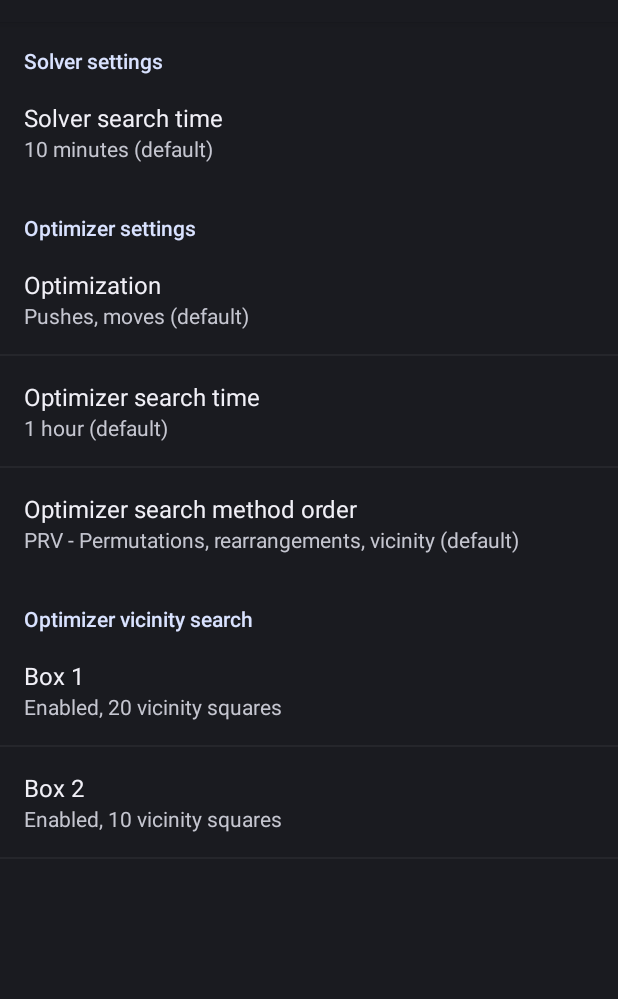
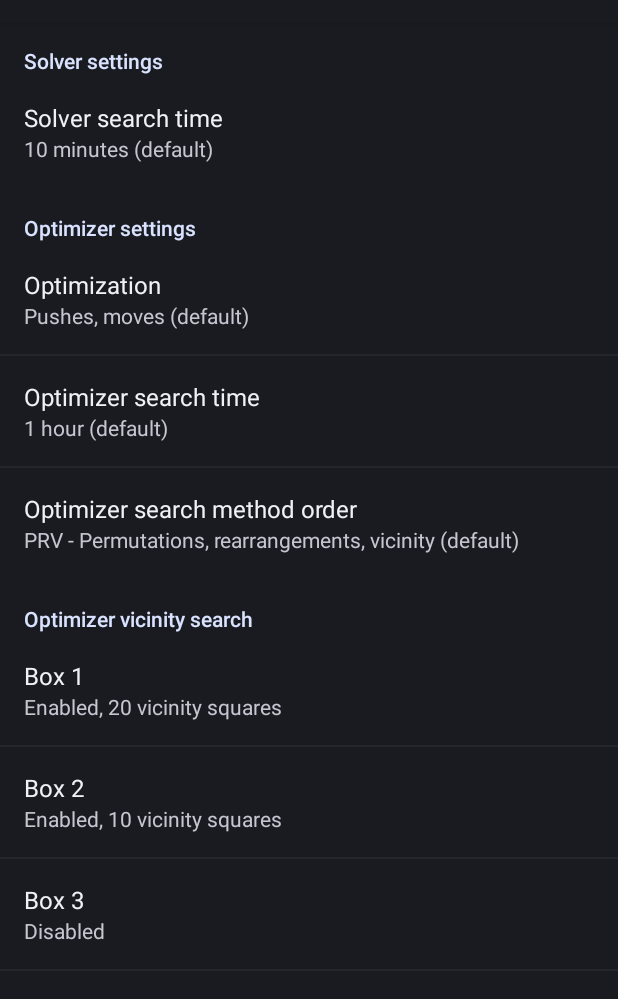
Before and after one commit to joriswit/YASS, an Android app: the SettingsActivity screen opened directly, with no data from a screen before it, on a phone screen of 412 x 824 dp, the part 62-1061 px from its top. Run offline under Robolectric (Android 15) with nearby library versions, the light colour scheme and no system bars.

Commit message:
New configuration option allows user to enable box 3 optimizations in vicinity search

```diff
--- a/app/src/main/java/yass/ProgressDialogFragment.java
+++ b/app/src/main/java/yass/ProgressDialogFragment.java
@@ -31,6 +31,7 @@ public class ProgressDialogFragment extends DialogFragment {
     public int mOptimizerSearchMethodOrder;
     public int mOptimizerVicinitySearchBox1;
     public int mOptimizerVicinitySearchBox2;
+    public int mOptimizerVicinitySearchBox3;
     private String mMessage;
 
     /**
@@ -119,6 +120,7 @@ public class ProgressDialogFragment extends DialogFragment {
                         mOptimizerSearchMethodOrder,
                         mOptimizerVicinitySearchBox1,
                         mOptimizerVicinitySearchBox2,
+                        mOptimizerVicinitySearchBox3,
                         mOptimizerOptimization
                 );
             }
@@ -147,6 +149,7 @@ public class ProgressDialogFragment extends DialogFragment {
                                int optimizerSearchMethodOrder,
                                int vicinityBox1,
                                int vicinityBox2,
+                               int vicinityBox3,
                                int optimization);
         native String solve(int width, int height, String board,
                             int solverTranspositionTableSize,
--- a/app/src/main/res/values/strings.xml
+++ b/app/src/main/res/values/strings.xml
@@ -53,9 +53,11 @@
     <string name="preferences_optimizer_vicinity_search_title_text">Optimizer vicinity search</string>
     <string name="preferences_optimizer_vicinity_search_box1_enabled_title_text">Box 1</string>
     <string name="preferences_optimizer_vicinity_search_box2_enabled_title_text">Box 2</string>
+    <string name="preferences_optimizer_vicinity_search_box3_enabled_title_text">Box 3</string>
     <string name="preferences_optimizer_vicinity_search_enabled_text">Enabled</string>
     <string name="preferences_optimizer_vicinity_search_vicinity_squares_text">Vicinity squares</string>
     <string name="preferences_optimizer_vicinity_search_default_text">(default: Enabled with %1$d squares)</string>
+    <string name="preferences_optimizer_vicinity_search_default_disabled_text">(default: Disabled)</string>
     <string name="preferences_optimizer_vicinity_search_summary_disabled_text">Disabled</string>
     <plurals name="preferences_optimizer_vicinity_search_summary_enabled_text">
         <item quantity="one">Enabled, %1$d vicinity square</item>
--- a/app/src/main/res/xml/preferences.xml
+++ b/app/src/main/res/xml/preferences.xml
@@ -12,5 +12,6 @@
     <PreferenceCategory android:title="@string/preferences_optimizer_vicinity_search_title_text">
         <yass.VicinitySearchPreference android:key="optimizer_vicinity_search_box1" android:title="@string/preferences_optimizer_vicinity_search_box1_enabled_title_text" android:dialogLayout="@layout/vicinity_search_preference" android:defaultValue="20"/>
         <yass.VicinitySearchPreference android:key="optimizer_vicinity_search_box2" android:title="@string/preferences_optimizer_vicinity_search_box2_enabled_title_text" android:dialogLayout="@layout/vicinity_search_preference" android:defaultValue="10"/>
+        <yass.VicinitySearchPreference android:key="optimizer_vicinity_search_box3" android:title="@string/preferences_optimizer_vicinity_search_box3_enabled_title_text" android:dialogLayout="@layout/vicinity_search_preference" android:defaultValue="-1"/>
     </PreferenceCategory>
 </PreferenceScreen>
```
Also changed, not shown: app/src/main/java/yass/VicinitySearchPreference.java (+7 -3 lines), app/src/main/java/yass/YASSActivity.java (+6 -1 lines), 1 other file.
